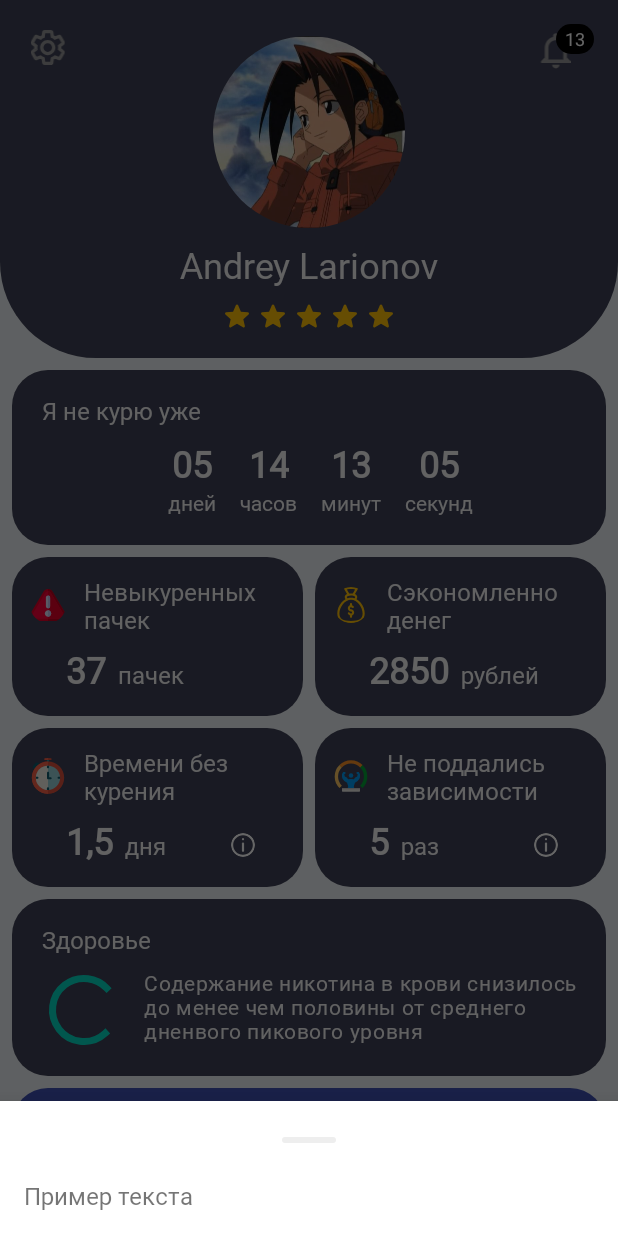
After one commit to nowiwr01w/Quit-Smoking, an Android app: the InfoBottomSheet screen opened through its navigation route, on a phone screen of 412 x 824 dp. The commit adds this screen. Run offline under Robolectric (Android 15) with nearby library versions, the phone set to English and light mode, and no system bars; our stand-ins replace CircleImageView, data binding, navigation-ui; plain views replace CircularProgressBar; Roboto replaces fonts that are not available here.

Commit message:
[UI] Main screen basic UI - part 6: ViewBinding + BaseBottomSheet + stub info bottom sheet

```diff
--- a/app/build.gradle
+++ b/app/build.gradle
@@ -29,6 +29,9 @@ android {
     }
     dataBinding {
         enabled = true
+    }
+    buildFeatures {
+        viewBinding true
     }
     kotlinOptions {
         jvmTarget = '1.8'
--- /dev/null
+++ b/app/src/main/java/com/nowiwr01/stop_smoking/ui/base/BaseBottomSheet.kt
@@ -0,0 +1,66 @@
+package com.nowiwr01.stop_smoking.ui.base
+
+import android.app.Dialog
+import android.os.Bundle
+import android.view.LayoutInflater
+import android.view.View
+import android.view.ViewGroup
+import android.widget.FrameLayout
+import android.widget.ImageView
+import android.widget.LinearLayout
+import com.google.android.material.bottomsheet.BottomSheetBehavior
+import com.google.android.material.bottomsheet.BottomSheetDialog
+import com.google.android.material.bottomsheet.BottomSheetDialogFragment
+import com.nowiwr01.stop_smoking.R
+import com.nowiwr01.stop_smoking.utils.extensions.dpToPx
+
+abstract class BaseBottomSheet(private val layoutResId: Int): BottomSheetDialogFragment() {
+
+    protected open fun setBottomSheetViews() {}
+    protected open fun setListeners() {}
+    protected open fun setObservers() {}
+    protected open fun setActions() {}
+
+    override fun getContext() = super.getContext() ?: requireContext()
+
+    override fun onCreateView(
+        inflater: LayoutInflater,
+        container: ViewGroup?,
+        savedInstanceState: Bundle?
+    ): View {
+        val dialogContainer = LinearLayout(context).apply {
+            orientation = LinearLayout.VERTICAL
+        }
+        val headerImg = ImageView(context).apply {
+            setImageResource(R.drawable.ic_touch_dialog)
+            setPadding(0, 24.dpToPx(requireContext()), 0, 24.dpToPx(requireContext()))
+        }
+        val header = FrameLayout(requireContext()).apply {
+            addView(headerImg)
+        }
+        dialogContainer.addView(header)
+        val view = inflater.inflate(layoutResId, dialogContainer, false)
+        dialogContainer.addView(view)
+        return dialogContainer
+    }
+
+    override fun onViewCreated(view: View, savedInstanceState: Bundle?) {
+        super.onViewCreated(view, savedInstanceState)
+        setBottomSheetViews()
+        setListeners()
+        setObservers()
+        setActions()
+    }
+
+    override fun onCreateDialog(savedInstanceState: Bundle?): Dialog {
+        val dialog = BottomSheetDialog(requireContext(), theme)
+        dialog.setOnShowListener {
+            val bottomSheet =
+                dialog.findViewById(com.google.android.material.R.id.design_bottom_sheet) as FrameLayout?
+            BottomSheetBehavior.from(bottomSheet!!).apply {
+                state = BottomSheetBehavior.STATE_EXPANDED
+            }
+        }
+        return dialog
+    }
+}
--- a/app/src/main/java/com/nowiwr01/stop_smoking/ui/main/MainFragment.kt
+++ b/app/src/main/java/com/nowiwr01/stop_smoking/ui/main/MainFragment.kt
@@ -4,7 +4,9 @@ import com.nowiwr01.stop_smoking.R
 import com.nowiwr01.stop_smoking.data.Star
 import com.nowiwr01.stop_smoking.data.StarAdapter
 import com.nowiwr01.stop_smoking.databinding.FragmentMainBinding
+import com.nowiwr01.stop_smoking.utils.extensions.navigate
 import com.nowiwr01.stop_smoking.ui.base.BaseFragment
+import com.nowiwr01.stop_smoking.utils.extensions.setOnSingleClickListener
 
 class MainFragment(
     override val layoutResId: Int = R.layout.fragment_main
@@ -12,6 +14,15 @@ class MainFragment(
 
     override fun setViews() {
         setRecyclerView()
+    }
+
+    override fun setListeners() {
+        binding.infoFreeTime.infoFreeTimeInfoIcon.setOnSingleClickListener {
+            navigate(R.id.action_home_to_info)
+        }
+        binding.infoDesire.infoDesireInfoIcon.setOnSingleClickListener {
+            navigate(R.id.action_home_to_info)
+        }
     }
 
     private fun setRecyclerView() {
--- /dev/null
+++ b/app/src/main/java/com/nowiwr01/stop_smoking/ui/main/info/InfoBottomSheet.kt
@@ -0,0 +1,7 @@
+package com.nowiwr01.stop_smoking.ui.main.info
+
+import com.nowiwr01.stop_smoking.R
+import com.nowiwr01.stop_smoking.ui.base.BaseBottomSheet
+
+class InfoBottomSheet: BaseBottomSheet(R.layout.bottom_sheet_info) {
+}
--- /dev/null
+++ b/app/src/main/java/com/nowiwr01/stop_smoking/utils/OnSingleClickListener.kt
@@ -0,0 +1,42 @@
+package com.nowiwr01.stop_smoking.utils
+
+import android.view.View
+
+/**
+ * Используется для перехода на любой BottomSheet. При двойном/тройном клике на любую кнопку,
+ * ведущую на любой BottomSheet, будет Crash, так как мы будем находиться уже на другой транзакции.
+ * Почему бы не проверять, в каком месте навигации мы сейчас находимся? Пушто открывается несколько
+ * BottomSheet.
+ */
+
+class OnSingleClickListener : View.OnClickListener {
+
+    private val onClickListener: View.OnClickListener
+
+    constructor(listener: View.OnClickListener) {
+        onClickListener = listener
+    }
+
+    constructor(listener: (View) -> Unit) {
+        onClickListener = View.OnClickListener { listener.invoke(it) }
+    }
+
+    override fun onClick(v: View) {
+        val currentTimeMillis = System.currentTimeMillis()
+
+        if (currentTimeMillis >= previousClickTimeMillis + DELAY_MILLIS) {
+            previousClickTimeMillis = currentTimeMillis
+            onClickListener.onClick(v)
+        }
+    }
+
+    companion object {
+        // Tweak this value as you see fit. In my personal testing this
+        // seems to be good, but you may want to try on some different
+        // devices and make sure you can't produce any crashes.
+        private const val DELAY_MILLIS = 450L
+
+        private var previousClickTimeMillis = 0L
+    }
+
+}
--- /dev/null
+++ b/app/src/main/java/com/nowiwr01/stop_smoking/utils/extensions/CoreExtensions.kt
@@ -0,0 +1,10 @@
+package com.nowiwr01.stop_smoking.utils.extensions
+
+import android.content.Context
+import android.util.TypedValue
+
+fun Number.dpToPx(context: Context) = TypedValue.applyDimension(
+    TypedValue.COMPLEX_UNIT_DIP,
+    toFloat(),
+    context.resources.displayMetrics
+).toInt()
--- a/app/src/main/java/com/nowiwr01/stop_smoking/extensions/DatabaseExtensions.kt
+++ b/app/src/main/java/com/nowiwr01/stop_smoking/utils/extensions/DatabaseExtensions.kt
@@ -1,4 +1,4 @@
-package com.nowiwr01.stop_smoking.extensions
+package com.nowiwr01.stop_smoking.utils.extensions
 
 import android.content.Context
 import androidx.room.Room
--- /dev/null
+++ b/app/src/main/java/com/nowiwr01/stop_smoking/utils/extensions/NavigationExtensions.kt
@@ -0,0 +1,23 @@
+package com.nowiwr01.stop_smoking.utils.extensions
+
+import android.os.Bundle
+import androidx.databinding.ViewDataBinding
+import androidx.navigation.NavDirections
+import androidx.navigation.NavOptions
+import androidx.navigation.fragment.NavHostFragment
+import com.nowiwr01.stop_smoking.ui.base.BaseFragment
+
+fun <T : ViewDataBinding> BaseFragment<T>.navigate(
+    resId: Int,
+    bundle: Bundle? = null,
+    navOptions: NavOptions? = null
+) {
+    NavHostFragment.findNavController(this).navigate(resId, bundle, navOptions)
+}
+
+fun <T : ViewDataBinding> BaseFragment<T>.navigate(
+    navDirection: NavDirections,
+    navOptions: NavOptions? = null
+) {
+    NavHostFragment.findNavController(this).navigate(navDirection, navOptions)
+}
--- /dev/null
+++ b/app/src/main/java/com/nowiwr01/stop_smoking/utils/extensions/ViewExtensions.kt
@@ -0,0 +1,8 @@
+package com.nowiwr01.stop_smoking.utils.extensions
+
+import android.view.View
+import com.nowiwr01.stop_smoking.utils.OnSingleClickListener
+
+fun View.setOnSingleClickListener(l: (View) -> Unit) {
+    setOnClickListener(OnSingleClickListener(l))
+}
--- /dev/null
+++ b/app/src/main/res/drawable/ic_touch_dialog.xml
@@ -0,0 +1,10 @@
+<?xml version="1.0" encoding="utf-8"?>
+<vector xmlns:android="http://schemas.android.com/apk/res/android"
+    android:width="36dp"
+    android:height="4dp"
+    android:viewportWidth="36"
+    android:viewportHeight="4">
+    <path
+        android:fillColor="#EEEEEE"
+        android:pathData="M2,0L34,0A2,2 0,0 1,36 2L36,2A2,2 0,0 1,34 4L2,4A2,2 0,0 1,0 2L0,2A2,2 0,0 1,2 0z" />
+</vector>
--- /dev/null
+++ b/app/src/main/res/layout/bottom_sheet_info.xml
@@ -0,0 +1,20 @@
+<?xml version="1.0" encoding="utf-8"?>
+<androidx.constraintlayout.widget.ConstraintLayout xmlns:android="http://schemas.android.com/apk/res/android"
+    xmlns:app="http://schemas.android.com/apk/res-auto"
+    android:layout_width="match_parent"
+    android:layout_height="wrap_content">
+
+    <TextView
+        android:id="@+id/info_text"
+        android:layout_width="wrap_content"
+        android:layout_height="wrap_content"
+        android:layout_marginStart="16dp"
+        android:layout_marginBottom="16dp"
+        android:fontFamily="@font/roboto"
+        android:text="Пример текста"
+        android:textSize="16sp"
+        app:layout_constraintBottom_toBottomOf="parent"
+        app:layout_constraintStart_toStartOf="parent"
+        app:layout_constraintTop_toTopOf="parent" />
+
+</androidx.constraintlayout.widget.ConstraintLayout>
--- a/app/src/main/res/layout/fragment_main.xml
+++ b/app/src/main/res/layout/fragment_main.xml
@@ -186,6 +186,7 @@
                     app:layout_constraintGuide_percent="0.5" />
 
                 <include
+                    android:id="@+id/info_not_smoked"
                     layout="@layout/item_info_not_smoked"
                     android:layout_width="0dp"
                     android:layout_height="0dp"
@@ -197,6 +198,7 @@
                     app:layout_constraintTop_toTopOf="parent" />
 
                 <include
+                    android:id="@+id/info_money"
                     layout="@layout/item_info_money"
                     android:layout_width="0dp"
                     android:layout_height="0dp"
@@ -208,6 +210,7 @@
                     app:layout_constraintTop_toTopOf="parent" />
 
                 <include
+                    android:id="@+id/info_free_time"
                     layout="@layout/item_info_free_time"
                     android:layout_width="0dp"
                     android:layout_height="0dp"
@@ -219,6 +222,7 @@
                     app:layout_constraintTop_toBottomOf="@id/guideline_h_50" />
 
                 <include
+                    android:id="@+id/info_desire"
                     layout="@layout/item_info_strong_desire"
                     android:layout_width="0dp"
                     android:layout_height="0dp"
--- a/app/src/main/res/layout/item_info_free_time.xml
+++ b/app/src/main/res/layout/item_info_free_time.xml
@@ -39,6 +39,7 @@
         app:layout_constraintStart_toEndOf="@id/info_free_time_value" />
 
     <de.hdodenhof.circleimageview.CircleImageView
+        android:id="@+id/info_free_time_info_icon"
         style="@style/InfoIcon"
         android:layout_marginEnd="24dp"
         android:layout_marginBottom="12dp"
--- a/app/src/main/res/layout/item_info_strong_desire.xml
+++ b/app/src/main/res/layout/item_info_strong_desire.xml
@@ -39,6 +39,7 @@
         app:layout_constraintStart_toEndOf="@id/info_desire_value" />
 
     <de.hdodenhof.circleimageview.CircleImageView
+        android:id="@+id/info_desire_info_icon"
         style="@style/InfoIcon"
         android:layout_marginEnd="24dp"
         android:layout_marginBottom="12dp"
--- a/app/src/main/res/navigation/main.xml
+++ b/app/src/main/res/navigation/main.xml
@@ -1,11 +1,23 @@
 <?xml version="1.0" encoding="utf-8"?>
 <navigation xmlns:android="http://schemas.android.com/apk/res/android"
     xmlns:app="http://schemas.android.com/apk/res-auto"
+    xmlns:tools="http://schemas.android.com/tools"
     android:id="@+id/main"
     app:startDestination="@id/mainFragment">
 
     <fragment
         android:id="@+id/mainFragment"
         android:name="com.nowiwr01.stop_smoking.ui.main.MainFragment"
-        android:label="MainFragment" />
+        android:label="MainFragment">
+        <action
+            android:id="@+id/action_home_to_info"
+            app:destination="@id/infoBottomSheet" />
+    </fragment>
+
+    <dialog
+        android:id="@+id/infoBottomSheet"
+        android:name="com.nowiwr01.stop_smoking.ui.main.info.InfoBottomSheet"
+        android:label="InfoBottomSheet"
+        tools:layout="@layout/bottom_sheet_info" />
+
 </navigation>
```
